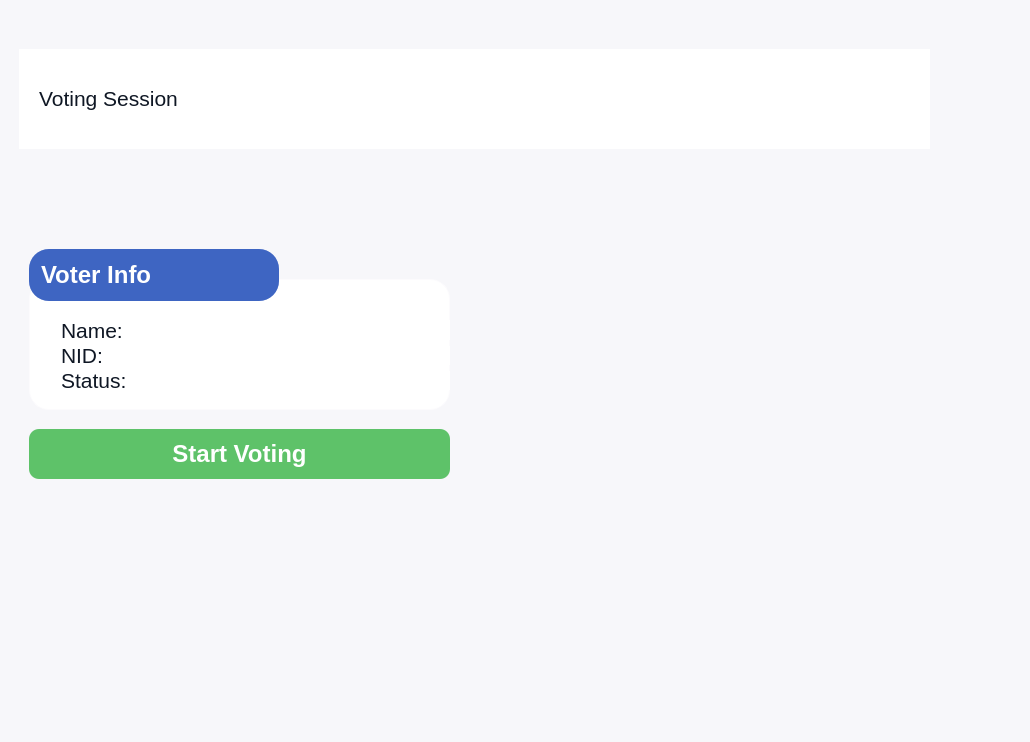
Above: software/main.ui from SazidAhmedEkram/smart-evm before the change. Below: the same form after it.
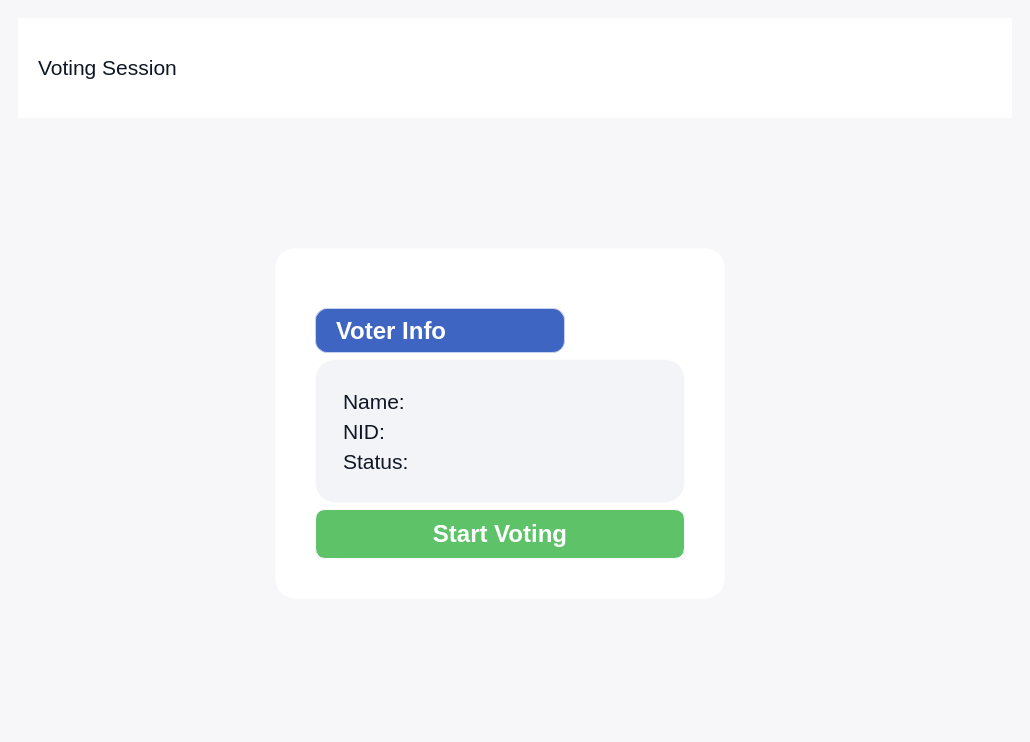
That is the form after the change. The open tabs and pages were chosen to show the change. Icons and pictures are not drawn.

The edit to the form file:
```diff
--- a/software/main.ui
+++ b/software/main.ui
@@ -4771,15 +4771,9 @@
        </layout>
       </widget>
       <widget class="QWidget" name="page7">
+       <layout class="QVBoxLayout" name="verticalLayout_18">
+        <item>
        <widget class="QFrame" name="topBar7">
-        <property name="geometry">
-         <rect>
-          <x>10</x>
-          <y>40</y>
-          <width>911</width>
-          <height>100</height>
-         </rect>
-        </property>
         <property name="sizePolicy">
          <sizepolicy hsizetype="Preferred" vsizetype="Preferred">
           <horstretch>0</horstretch>
@@ -4816,15 +4810,136 @@
          </item>
         </layout>
        </widget>
+        </item>
+        <item>
+         <widget class="QWidget" name="backCard4_4" native="true">
+          <property name="sizePolicy">
+           <sizepolicy hsizetype="Expanding" vsizetype="Preferred">
+            <horstretch>1</horstretch>
+            <verstretch>1</verstretch>
+           </sizepolicy>
+          </property>
+          <property name="minimumSize">
+           <size>
+            <width>0</width>
+            <height>0</height>
+           </size>
+          </property>
+          <property name="maximumSize">
+           <size>
+            <width>16777215</width>
+            <height>16777215</height>
+           </size>
+          </property>
+          <property name="styleSheet">
+           <string notr="true">background-color: rrgb(244, 245, 249);
+border-radius: 20px;
+border: None;</string>
+          </property>
+          <layout class="QGridLayout" name="gridLayout_13">
+           <item row="0" column="0">
+            <spacer name="horizontalSpacer_5">
+             <property name="orientation">
+              <enum>Qt::Orientation::Horizontal</enum>
+             </property>
+             <property name="sizeHint" stdset="0">
+              <size>
+               <width>248</width>
+               <height>20</height>
+              </size>
+             </property>
+            </spacer>
+           </item>
+           <item row="0" column="1">
+            <widget class="QWidget" name="backCard7" native="true">
+             <property name="sizePolicy">
+              <sizepolicy hsizetype="Expanding" vsizetype="Preferred">
+               <horstretch>1</horstretch>
+               <verstretch>1</verstretch>
+              </sizepolicy>
+             </property>
+             <property name="minimumSize">
+              <size>
+               <width>0</width>
+               <height>0</height>
+              </size>
+             </property>
+             <property name="maximumSize">
+              <size>
+               <width>16777215</width>
+               <height>351</height>
+              </size>
+             </property>
+             <property name="styleSheet">
+              <string notr="true">background-color: rgb(255, 255, 255);
+border-radius: 20px;
+border: 1px solid rgb(252, 251, 253);</string>
+             </property>
+             <layout class="QGridLayout" name="gridLayout_11">
+              <property name="leftMargin">
+               <number>40</number>
+              </property>
+              <property name="topMargin">
+               <number>60</number>
+              </property>
+              <property name="rightMargin">
+               <number>40</number>
+              </property>
+              <property name="bottomMargin">
+               <number>40</number>
+              </property>
+              <item row="3" column="0">
+               <widget class="QPushButton" name="startVotingBtn7">
+                <property name="sizePolicy">
+                 <sizepolicy hsizetype="Preferred" vsizetype="Preferred">
+                  <horstretch>0</horstretch>
+                  <verstretch>0</verstretch>
+                 </sizepolicy>
+                </property>
+                <property name="minimumSize">
+                 <size>
+                  <width>0</width>
+                  <height>50</height>
+                 </size>
+                </property>
+                <property name="maximumSize">
+                 <size>
+                  <width>836</width>
+                  <height>100</height>
+                 </size>
+                </property>
+                <property name="font">
+                 <font>
+                  <family>Segoe UI</family>
+                  <pointsize>18</pointsize>
+                  <italic>false</italic>
+                  <bold>true</bold>
+                 </font>
+                </property>
+                <property name="styleSheet">
+                 <string notr="true">QPushButton {
+border-radius: 10px;
+  background:rgb(94, 194, 105);
+color: White;
+font: Bold;
+}
+
+QPushButton:hover {
+   background: rgb(76, 162, 84);
+}
+
+QPushButton:pressed {
+    background: rgb(21, 153, 71)
+}
+</string>
+                </property>
+                <property name="text">
+                 <string>Start Voting</string>
+                </property>
+               </widget>
+              </item>
+              <item row="2" column="0">
        <widget class="QWidget" name="backCard4_3" native="true">
-        <property name="geometry">
-         <rect>
-          <x>20</x>
-          <y>270</y>
-          <width>421</width>
-          <height>131</height>
-         </rect>
-        </property>
         <property name="sizePolicy">
          <sizepolicy hsizetype="Expanding" vsizetype="Preferred">
           <horstretch>1</horstretch>
@@ -4839,66 +4954,26 @@
         </property>
         <property name="maximumSize">
          <size>
-          <width>16777215</width>
+                  <width>836</width>
           <height>16777215</height>
          </size>
         </property>
         <property name="styleSheet">
-         <string notr="true">background-color: rgb(255, 255, 255);
+                 <string notr="true">background-color: rgb(242, 244, 248);
 border-radius: 20px;
 border: 1px solid rgb(252, 251, 253);</string>
         </property>
-        <layout class="QVBoxLayout" name="verticalLayout_18">
-         <property name="spacing">
-          <number>-1</number>
-         </property>
+                <layout class="QGridLayout" name="gridLayout_12">
          <property name="leftMargin">
-          <number>32</number>
+                  <number>28</number>
          </property>
          <property name="topMargin">
-          <number>41</number>
+                  <number>30</number>
          </property>
          <property name="bottomMargin">
-          <number>20</number>
-         </property>
-         <item>
-          <widget class="QLabel" name="name7">
-           <property name="font">
-            <font>
-             <family>Segoe UI</family>
-             <pointsize>16</pointsize>
-            </font>
-           </property>
-           <property name="styleSheet">
-            <string notr="true">color: #0f1724; /* dark slate */
-border: transparent;
-
-</string>
-           </property>
-           <property name="text">
-            <string>Name: </string>
-           </property>
-          </widget>
-         </item>
-         <item>
-          <widget class="QLabel" name="nid7">
-           <property name="font">
-            <font>
-             <family>Segoe UI</family>
-             <pointsize>16</pointsize>
-            </font>
-           </property>
-           <property name="styleSheet">
-            <string notr="true">color: #0f1724; /* dark slate */
-border: transparent;
-</string>
-           </property>
-           <property name="text">
-            <string>NID: </string>
-           </property>
-          </widget>
-         </item>
-         <item>
+                  <number>30</number>
+                 </property>
+                 <item row="4" column="0">
           <widget class="QLabel" name="status7">
            <property name="font">
             <font>
@@ -4916,17 +4991,48 @@
            </property>
           </widget>
          </item>
-        </layout>
-       </widget>
+                 <item row="3" column="0">
+                  <widget class="QLabel" name="nid7">
+                   <property name="font">
+                    <font>
+                     <family>Segoe UI</family>
+                     <pointsize>16</pointsize>
+                    </font>
+                   </property>
+                   <property name="styleSheet">
+                    <string notr="true">color: #0f1724; /* dark slate */
+border: transparent;
+</string>
+                   </property>
+                   <property name="text">
+                    <string>NID: </string>
+                   </property>
+                  </widget>
+                 </item>
+                 <item row="2" column="0">
+                  <widget class="QLabel" name="name7">
+                   <property name="font">
+                    <font>
+                     <family>Segoe UI</family>
+                     <pointsize>16</pointsize>
+                    </font>
+                   </property>
+                   <property name="styleSheet">
+                    <string notr="true">color: #0f1724; /* dark slate */
+border: transparent;
+
+</string>
+                   </property>
+                   <property name="text">
+                    <string>Name: </string>
+                   </property>
+                  </widget>
+                 </item>
+                </layout>
+               </widget>
+              </item>
+              <item row="1" column="0">
        <widget class="QWidget" name="notRegisteredCard_2" native="true">
-        <property name="geometry">
-         <rect>
-          <x>20</x>
-          <y>240</y>
-          <width>250</width>
-          <height>52</height>
-         </rect>
-        </property>
         <property name="sizePolicy">
          <sizepolicy hsizetype="Expanding" vsizetype="Preferred">
           <horstretch>1</horstretch>
@@ -4942,12 +5048,12 @@
         <property name="maximumSize">
          <size>
           <width>250</width>
-          <height>16777215</height>
+                  <height>45</height>
          </size>
         </property>
         <property name="styleSheet">
          <string notr="true">background-color: rgb(62, 101, 194);
-border-radius: 20px;
+border-radius: 12px;
 border: 1px solid rgb(200, 210, 240);
 </string>
         </property>
@@ -4975,66 +5081,27 @@
          </item>
         </layout>
        </widget>
-       <widget class="QPushButton" name="startVotingBtn7">
-        <property name="geometry">
-         <rect>
-          <x>20</x>
-          <y>420</y>
-          <width>421</width>
-          <height>50</height>
-         </rect>
-        </property>
-        <property name="sizePolicy">
-         <sizepolicy hsizetype="Preferred" vsizetype="Preferred">
-          <horstretch>0</horstretch>
-          <verstretch>0</verstretch>
-         </sizepolicy>
-        </property>
-        <property name="minimumSize">
+              </item>
+             </layout>
+            </widget>
+           </item>
+           <item row="0" column="2">
+            <spacer name="horizontalSpacer_6">
+             <property name="orientation">
+              <enum>Qt::Orientation::Horizontal</enum>
+             </property>
+             <property name="sizeHint" stdset="0">
          <size>
-          <width>0</width>
-          <height>50</height>
-         </size>
-        </property>
-        <property name="maximumSize">
-         <size>
-          <width>16777215</width>
-          <height>100</height>
-         </size>
-        </property>
-        <property name="font">
-         <font>
-          <family>Segoe UI</family>
-          <pointsize>18</pointsize>
-          <italic>false</italic>
-          <bold>true</bold>
-         </font>
-        </property>
-        <property name="styleSheet">
-         <string notr="true">QPushButton {
-border-radius: 10px;
-  background:rgb(94, 194, 105);
-color: White;
-font: Bold;
-}
-
-QPushButton:hover {
-   background: rgb(76, 162, 84);
-}
-
-QPushButton:pressed {
-    background: rgb(21, 153, 71)
-}
-</string>
-        </property>
-        <property name="text">
-         <string>Start Voting</string>
-        </property>
-       </widget>
-       <zorder>backCard4_3</zorder>
-       <zorder>topBar7</zorder>
-       <zorder>notRegisteredCard_2</zorder>
-       <zorder>startVotingBtn7</zorder>
+               <width>278</width>
+               <height>20</height>
+              </size>
+             </property>
+            </spacer>
+           </item>
+          </layout>
+         </widget>
+        </item>
+       </layout>
       </widget>
       <widget class="QWidget" name="page8">
        <layout class="QVBoxLayout" name="verticalLayout_19">
```
Lines whose indentation alone changed are shown as unchanged.
